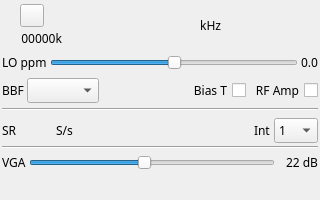
Above: plugins/samplesink/hackrfoutput/hackrfoutputgui.ui from f4exb/sdrangel before the change. Below: the same form after it.
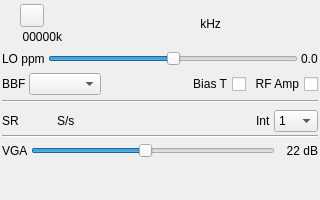
That is the form after the change. Icons and pictures are not drawn. Custom widgets are drawn as their Qt base class.

Commit message: Sample sink plugins: use liberation font

What changed in the file:
```diff
--- a/plugins/samplesink/hackrfoutput/hackrfoutputgui.ui
+++ b/plugins/samplesink/hackrfoutput/hackrfoutputgui.ui
@@ -24,7 +24,7 @@
   </property>
   <property name="font">
    <font>
-    <family>Sans Serif</family>
+    <family>Liberation Sans</family>
     <pointsize>9</pointsize>
    </font>
   </property>
@@ -121,7 +121,7 @@
        </property>
        <property name="font">
         <font>
-         <family>DejaVu Sans Mono</family>
+         <family>Liberation Mono</family>
          <pointsize>20</pointsize>
         </font>
        </property>
@@ -311,7 +311,7 @@
        </property>
        <property name="font">
         <font>
-         <family>DejaVu Sans Mono</family>
+         <family>Liberation Mono</family>
          <pointsize>12</pointsize>
         </font>
        </property>
```
Left out of the diff: 11 changed lines with no effect on the pictures. The commit also changes 11 other files.
